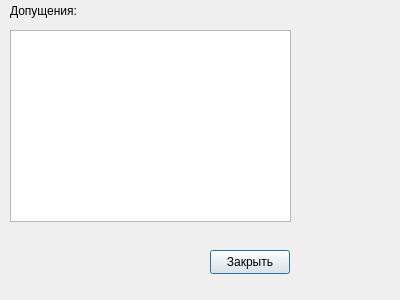
Qt form resolution.ui (Vadikkkkk/A-resolution-technique) before a commit.
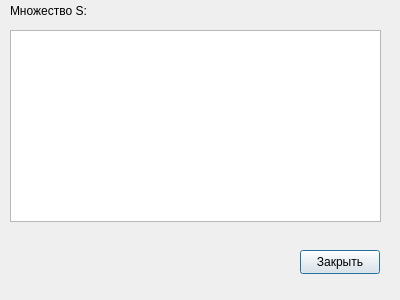
The same form after that commit.

Commit message: resolution for cnf 1.1

Diff of the .ui file:
```diff
--- a/resolution.ui
+++ b/resolution.ui
@@ -10,8 +10,17 @@
     <height>300</height>
    </rect>
   </property>
+  <property name="minimumSize">
+   <size>
+    <width>400</width>
+    <height>300</height>
+   </size>
+  </property>
   <property name="windowTitle">
-   <string>Dialog</string>
+   <string>Результат</string>
+  </property>
+  <property name="autoFillBackground">
+   <bool>false</bool>
   </property>
   <widget class="QLabel" name="label">
    <property name="geometry">
@@ -23,7 +32,7 @@
     </rect>
    </property>
    <property name="text">
-    <string>Допущения:</string>
+    <string>Множество S:</string>
    </property>
   </widget>
   <widget class="QListWidget" name="formulas">
@@ -31,7 +40,7 @@
     <rect>
      <x>10</x>
      <y>30</y>
-     <width>281</width>
+     <width>371</width>
      <height>192</height>
     </rect>
    </property>
@@ -39,7 +48,7 @@
   <widget class="QPushButton" name="close">
    <property name="geometry">
     <rect>
-     <x>210</x>
+     <x>300</x>
      <y>250</y>
      <width>80</width>
      <height>24</height>
@@ -54,7 +63,7 @@
     <rect>
      <x>20</x>
      <y>250</y>
-     <width>161</width>
+     <width>251</width>
      <height>16</height>
     </rect>
    </property>
```
The commit also changes 3 other files.
